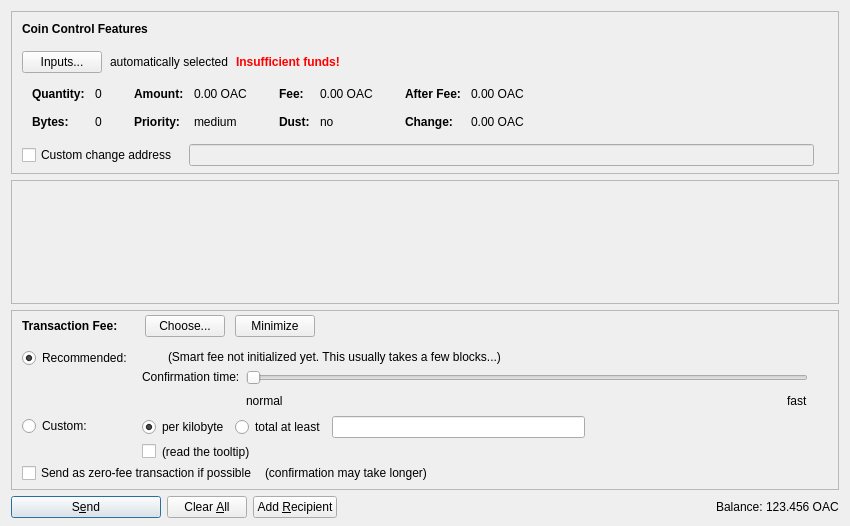
The window that src/qt/forms/sendcoinsdialog.ui (outastracoin-project/outastracoin) describes before a commit, drawn with Qt 5.
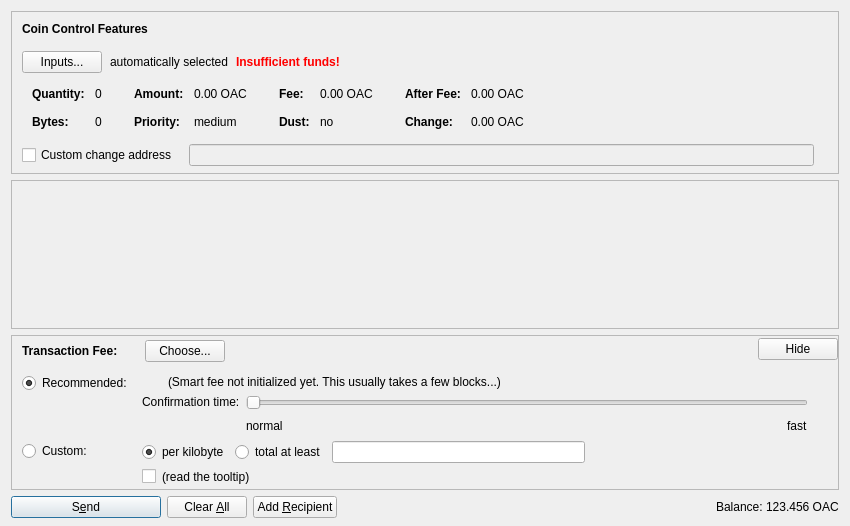
The same window after the commit. Icons and pictures are not drawn. Custom widgets are drawn as their Qt base class.

What changed in the file:
```diff
--- a/src/qt/forms/sendcoinsdialog.ui
+++ b/src/qt/forms/sendcoinsdialog.ui
@@ -617,7 +617,7 @@
         <x>0</x>
         <y>0</y>
         <width>830</width>
-        <height>68</height>
+        <height>104</height>
        </rect>
       </property>
       <layout class="QVBoxLayout" name="verticalLayout_2" stretch="0,1">
@@ -771,16 +771,6 @@
                 </property>
                </widget>
               </item>
-              <item>
-               <widget class="QPushButton" name="buttonMinimizeFee">
-                <property name="toolTip">
-                 <string>collapse fee-settings</string>
-                </property>
-                <property name="text">
-                 <string>Minimize</string>
-                </property>
-               </widget>
-              </item>
              </layout>
             </item>
             <item>
@@ -811,6 +801,16 @@
             </property>
            </spacer>
           </item>
+          <item>
+           <widget class="QPushButton" name="buttonMinimizeFee">
+            <property name="toolTip">
+             <string>collapse fee-settings</string>
+            </property>
+            <property name="text">
+             <string>Hide</string>
+            </property>
+           </widget>
+          </item>
          </layout>
         </item>
         <item>
@@ -1167,59 +1167,6 @@
              </item>
             </layout>
            </item>
-           <item>
-            <layout class="QHBoxLayout" name="horizontalLayoutFee5" stretch="0,0,0">
-             <property name="spacing">
-              <number>8</number>
-             </property>
-             <property name="bottomMargin">
-              <number>4</number>
-             </property>
-             <item>
-              <widget class="QCheckBox" name="checkBoxFreeTx">
-               <property name="text">
-                <string>Send as zero-fee transaction if possible</string>
-               </property>
-              </widget>
-             </item>
-             <item>
-              <widget class="QLabel" name="labelFreeTx">
-               <property name="text">
-                <string>(confirmation may take longer)</string>
-               </property>
-               <property name="margin">
-                <number>5</number>
-               </property>
-              </widget>
-             </item>
-             <item>
-              <spacer name="horizontalSpacerFee5">
-               <property name="orientation">
-                <enum>Qt::Horizontal</enum>
-               </property>
-               <property name="sizeHint" stdset="0">
-                <size>
-                 <width>1</width>
-                 <height>1</height>
-                </size>
-               </property>
-              </spacer>
-             </item>
-            </layout>
-           </item>
-           <item>
-            <spacer name="verticalSpacerFee2">
-             <property name="orientation">
-              <enum>Qt::Vertical</enum>
-             </property>
-             <property name="sizeHint" stdset="0">
-              <size>
-               <width>1</width>
-               <height>1</height>
-              </size>
-             </property>
-            </spacer>
-           </item>
           </layout>
          </widget>
         </item>
```
Left out of the diff: 2 changed lines with no effect on the pictures.
